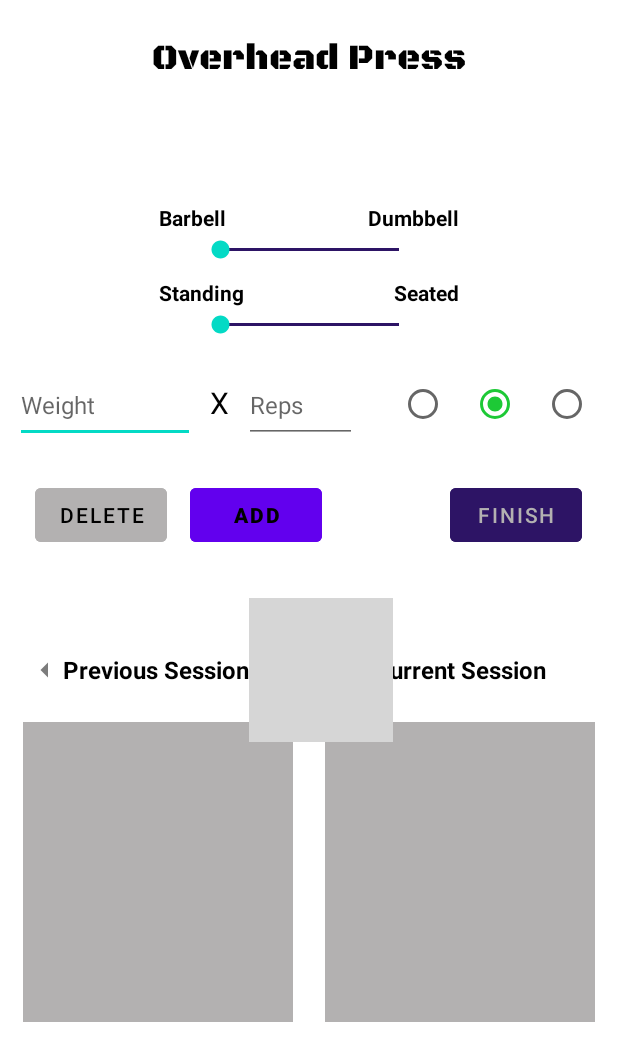
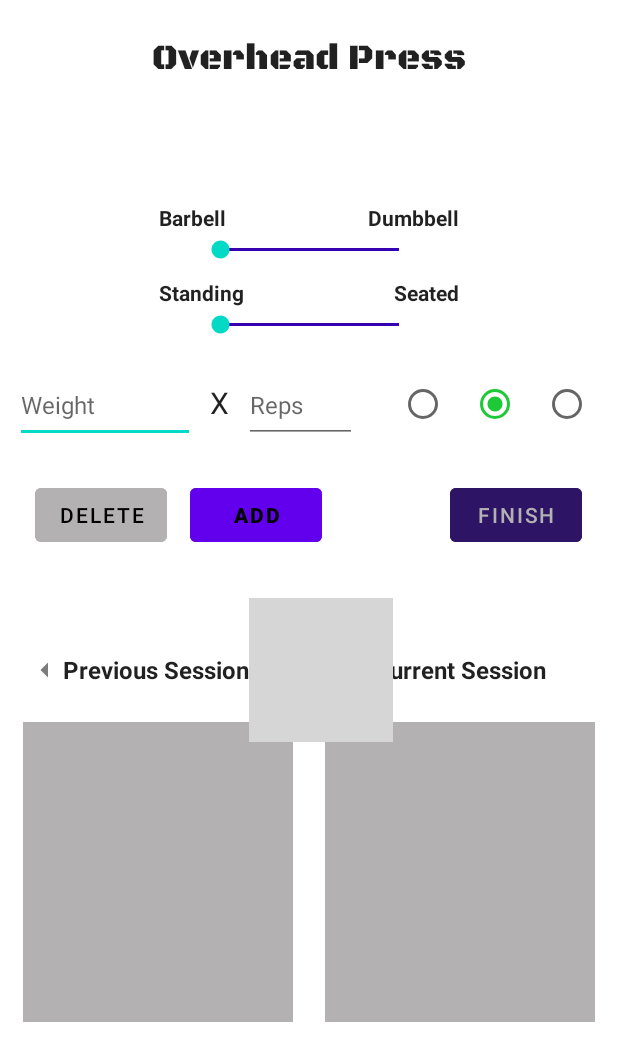
Before and after one commit to NegativeDistance/SimpleLifts, an Android app: the screen it shows after launch once a user with an empty profile is signed in (ActiveLift), after a tap on "OVERHEAD PRESS", on a phone screen of 412 x 824 dp. Shown: the top 1061 px of the screen. Run offline under Robolectric (Android 15) with nearby library versions, the phone set to English and light mode, and no system bars; our stand-ins replace Firebase (no records; nobody signed in at launch, a user with empty details on screens opened directly); grey boxes are pictures that could not be loaded.

Commit message:
-Updated fonts/colors for Dark Mode -Fixed bug that caused Current session to not update correctly after pressing "Finish"
To Do: Test, bug check, make sure add/delete/finish code is still relevant. Clean up code

```diff
--- a/app/src/main/java/com/petrus/simplelifts/ActiveLift.java
+++ b/app/src/main/java/com/petrus/simplelifts/ActiveLift.java
@@ -439,7 +439,6 @@ public class ActiveLift extends AppCompatActivity
             {
                 sessionPrevious.clear();
                 adapterPrevious.notifyItemRangeChanged(0, 0);
-                adapterPrevious.notifyDataSetChanged();
 
                 Map<String, Object> time = new HashMap<>();
                 time.put("timestamp", FieldValue.serverTimestamp());
@@ -466,7 +465,6 @@ public class ActiveLift extends AppCompatActivity
 
 
                 sessionCurrent.clear();
-                adapterCurrent.notifyItemRangeChanged(0, 0);
                 adapterCurrent.notifyDataSetChanged();
 
                 position = 0;
--- a/app/src/main/res/layout/activity_active_lift.xml
+++ b/app/src/main/res/layout/activity_active_lift.xml
@@ -13,7 +13,7 @@
         android:layout_marginTop="24dp"
         android:fontFamily="@font/black_ops_one"
         android:text="@string/bench"
-        android:textColor="@color/black"
+        android:textColor="?android:textColorPrimary"
         android:textSize="24sp"
         app:layout_constraintEnd_toEndOf="parent"
         app:layout_constraintHorizontal_bias="0.5"
@@ -57,7 +57,7 @@
                 android:layout_marginStart="10dp"
                 android:layout_marginEnd="10dp"
                 android:text="@string/x"
-                android:textColor="@color/black"
+                android:textColor="?android:textColorPrimary"
                 android:textSize="20sp" />
 
             <EditText
@@ -150,7 +150,7 @@
         android:layout_height="wrap_content"
         android:layout_marginBottom="24dp"
         android:text="@string/recent"
-        android:textColor="@color/black"
+        android:textColor="?android:textColorPrimary"
         android:textSize="16sp"
         android:textStyle="bold"
         app:layout_constraintBottom_toTopOf="@+id/recyclerViewPrevious"
@@ -164,7 +164,7 @@
         android:layout_height="wrap_content"
         android:layout_marginBottom="24dp"
         android:text="@string/current"
-        android:textColor="@color/black"
+        android:textColor="?android:textColorPrimary"
         android:textSize="16sp"
         android:textStyle="bold"
         app:layout_constraintBottom_toTopOf="@+id/recyclerViewCurrent"
@@ -211,7 +211,7 @@
             android:layout_width="wrap_content"
             android:layout_height="wrap_content"
             android:text="@string/decline"
-            android:textColor="@color/black"
+            android:textColor="?android:textColorPrimary"
             android:textStyle="bold"
             app:layout_constraintStart_toStartOf="parent"
             app:layout_constraintTop_toTopOf="parent" />
@@ -221,7 +221,7 @@
             android:layout_width="wrap_content"
             android:layout_height="wrap_content"
             android:text="@string/flat"
-            android:textColor="@color/black"
+            android:textColor="?android:textColorPrimary"
             android:textStyle="bold"
             app:layout_constraintEnd_toStartOf="@+id/textViewBottomSeek3"
             app:layout_constraintStart_toEndOf="@+id/textViewBottomSeek1"
@@ -232,7 +232,7 @@
             android:layout_width="wrap_content"
             android:layout_height="wrap_content"
             android:text="@string/incline"
-            android:textColor="@color/black"
+            android:textColor="?android:textColorPrimary"
             android:textStyle="bold"
             app:layout_constraintEnd_toEndOf="parent"
             app:layout_constraintTop_toTopOf="parent" />
@@ -258,9 +258,9 @@
             android:layout_height="22dp"
             android:max="1"
             android:progress="0"
-            android:progressBackgroundTint="@color/sl_purple"
+            android:progressBackgroundTint="?colorPrimaryVariant"
             android:progressBackgroundTintMode="src_over"
-            android:progressTint="@color/sl_purple"
+            android:progressTint="?colorPrimaryVariant"
             app:layout_constraintBottom_toBottomOf="parent"
             app:layout_constraintEnd_toEndOf="parent"
             app:layout_constraintStart_toStartOf="parent" />
@@ -280,7 +280,7 @@
             android:layout_height="wrap_content"
             android:layout_weight="1"
             android:text="@string/bb"
-            android:textColor="@color/black"
+            android:textColor="?android:textColorPrimary"
             android:textStyle="bold"
             app:layout_constraintStart_toStartOf="parent"
             app:layout_constraintTop_toTopOf="parent" />
@@ -291,7 +291,7 @@
             android:layout_height="wrap_content"
             android:layout_weight="1"
             android:text="@string/db"
-            android:textColor="@color/black"
+            android:textColor="?android:textColorPrimary"
             android:textStyle="bold"
             app:layout_constraintEnd_toEndOf="parent"
             app:layout_constraintTop_toTopOf="parent" />
@@ -303,9 +303,9 @@
             android:layout_height="22dp"
             android:max="1"
             android:progress="0"
-            android:progressBackgroundTint="@color/sl_purple"
+            android:progressBackgroundTint="?colorPrimaryVariant"
             android:progressBackgroundTintMode="src_over"
-            android:progressTint="@color/sl_purple"
+            android:progressTint="?colorPrimaryVariant"
             app:layout_constraintBottom_toBottomOf="parent"
             app:layout_constraintEnd_toEndOf="parent"
             app:layout_constraintStart_toStartOf="parent" />
--- a/app/src/main/res/values-night/themes.xml
+++ b/app/src/main/res/values-night/themes.xml
@@ -1,9 +1,9 @@
 <resources xmlns:tools="http://schemas.android.com/tools">
     <!-- Base application theme. -->
-    <style name="Theme.SimpleLifts" parent="Theme.MaterialComponents.DayNight.DarkActionBar">
+    <style name="Theme.SimpleLifts" parent="Theme.MaterialComponents.DayNight.NoActionBar">
         <!-- Primary brand color. -->
-        <item name="colorPrimary">@color/purple_200</item>
-        <item name="colorPrimaryVariant">@color/purple_700</item>
+        <item name="colorPrimary">@color/white</item>
+        <item name="colorPrimaryVariant">@color/purple_500</item>
         <item name="colorOnPrimary">@color/black</item>
         <!-- Secondary brand color. -->
         <item name="colorSecondary">@color/teal_200</item>
@@ -13,4 +13,22 @@
         <item name="android:statusBarColor" tools:targetApi="l">?attr/colorPrimaryVariant</item>
         <!-- Customize your theme here. -->
     </style>
+
+    <style name="RadioButtonRed" parent="Theme.AppCompat.Light">
+        <!-- color of radio button -->
+        <item name="colorControlNormal">@color/white</item>
+        <item name="colorControlActivated">@color/hard</item>
+    </style>
+
+    <style name="RadioButtonGreen" parent="Theme.AppCompat.Light">
+        <!-- color of radio button -->
+        <item name="colorControlNormal">@color/white</item>
+        <item name="colorControlActivated">@color/normal</item>
+    </style>
+
+    <style name="RadioButtonBlue" parent="Theme.AppCompat.Light">
+        <!-- color of radio button -->
+        <item name="colorControlNormal">@color/white</item>
+        <item name="colorControlActivated">@color/easy</item>
+    </style>
 </resources>
--- a/app/src/main/res/values/themes.xml
+++ b/app/src/main/res/values/themes.xml
@@ -2,7 +2,7 @@
     <!-- Base application theme. -->
     <style name="Theme.SimpleLifts" parent="Theme.MaterialComponents.DayNight.NoActionBar">
         <!-- Primary brand color. -->
-        <item name="colorPrimary">@color/purple_500</item>
+        <item name="colorPrimary">@color/black</item>
         <item name="colorPrimaryVariant">@color/purple_700</item>
         <item name="colorOnPrimary">@color/white</item>
         <!-- Secondary brand color. -->
@@ -16,16 +16,16 @@
 
     <style name="RadioButtonRed" parent="Theme.AppCompat.Light">
         <!-- color of radio button -->
-        <item name="colorAccent">@color/hard</item>
+        <item name="colorControlActivated">@color/hard</item>
     </style>
 
     <style name="RadioButtonGreen" parent="Theme.AppCompat.Light">
         <!-- color of radio button -->
-        <item name="colorAccent">@color/normal</item>
+        <item name="colorControlActivated">@color/normal</item>
     </style>
 
     <style name="RadioButtonBlue" parent="Theme.AppCompat.Light">
         <!-- color of radio button -->
-        <item name="colorAccent">@color/easy</item>
+        <item name="colorControlActivated">@color/easy</item>
     </style>
 </resources>
```
